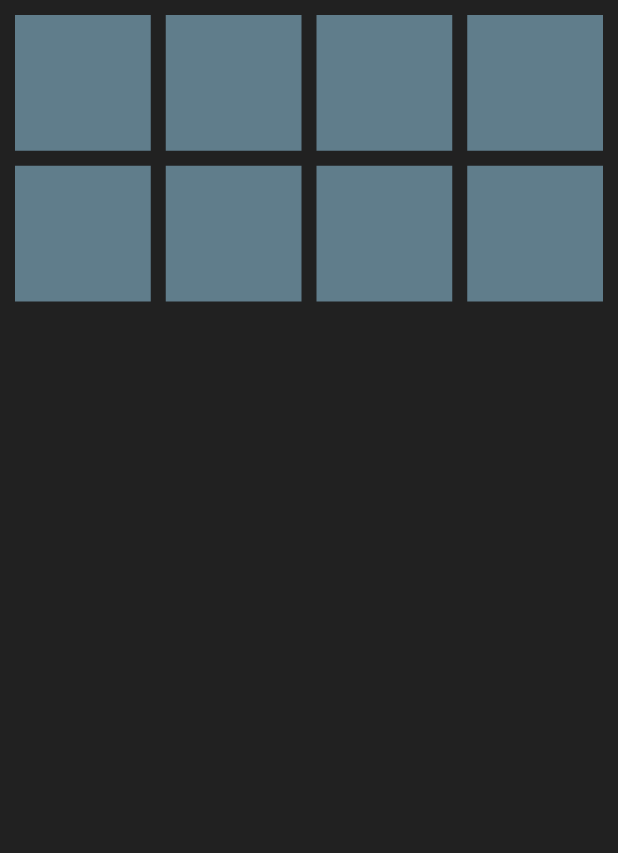
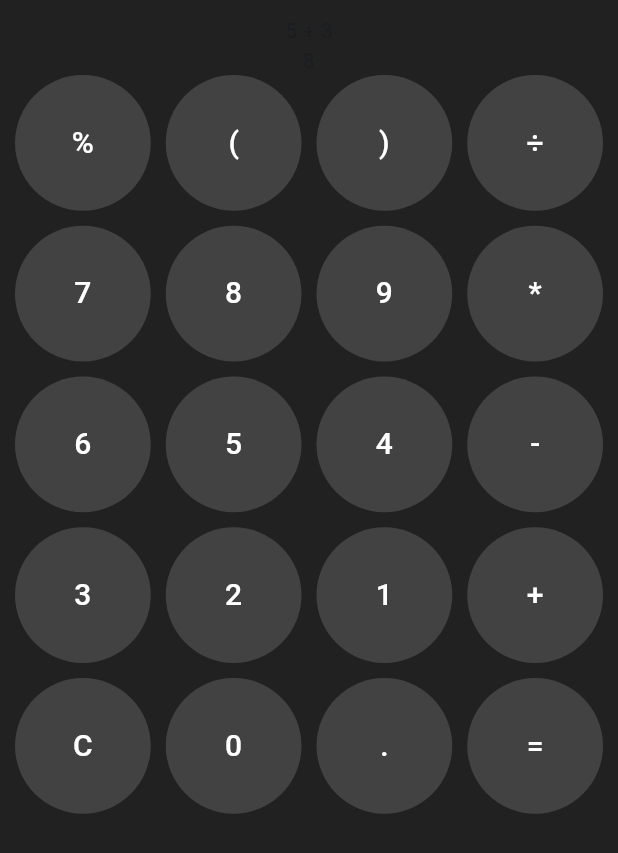
Before and after one commit to Grld-Andy/Flut_Calculator, a Flutter app: the screen it shows after launch, on a phone screen of 412 x 824 dp. Shown: the top 853 px of the screen. Run offline on Flutter 3.47's test engine with Material 3 defaults, Android fonts, the phone set to English and light mode, and no system bars.

Commit message:
feat: generate buttons

```diff
--- a/lib/screens/main_view.dart
+++ b/lib/screens/main_view.dart
@@ -5,20 +5,56 @@ class MainView extends StatelessWidget {
 
   @override
   Widget build(BuildContext context) {
+    final List<String> buttons = [
+      "%", "(", ")", "÷",
+      "7", "8", "9", "*",
+      "6", "5", "4", "-",
+      "3", "2", "1", "+",
+      "C", "0", ".", "="
+    ];
+
     return Scaffold(
       backgroundColor: Colors.grey[900],
-      body: Column(
+      body: Padding(
+        padding: const EdgeInsets.all(10.0),
+        child: Column(
           children: [
+            // display screen
+              Column(
+                children: [
+                  Text("5 + 3"),
+                  Text("8")
+                ],
+              ),
+
+            // buttons grid
             Expanded(
-            child: GridView.count(
+              child: GridView.builder(
+                gridDelegate: SliverGridDelegateWithFixedCrossAxisCount(
                   crossAxisCount: 4,
-              mainAxisSpacing: 10,
                   crossAxisSpacing: 10,
-              padding: const EdgeInsets.all(10),
-              children: List.generate(8, (index) => Container(color: Colors.blueGrey)),
+                  mainAxisSpacing: 10
+                ),
+                itemCount: buttons.length,
+                itemBuilder: (context, index){
+                  return TextButton(
+                    onPressed: (){},
+                    style: TextButton.styleFrom(
+                      backgroundColor: Colors.grey[800],
+                    ),
+                    child: Text(
+                      buttons[index],
+                      style: TextStyle(
+                        color: Colors.white,
+                        fontSize: 20
                       ),
                     ),
+                  );
+                },
+              )
+            ),
           ],
+        ),
       ),
     );
   }
```
Lines whose indentation alone changed are shown as unchanged.
